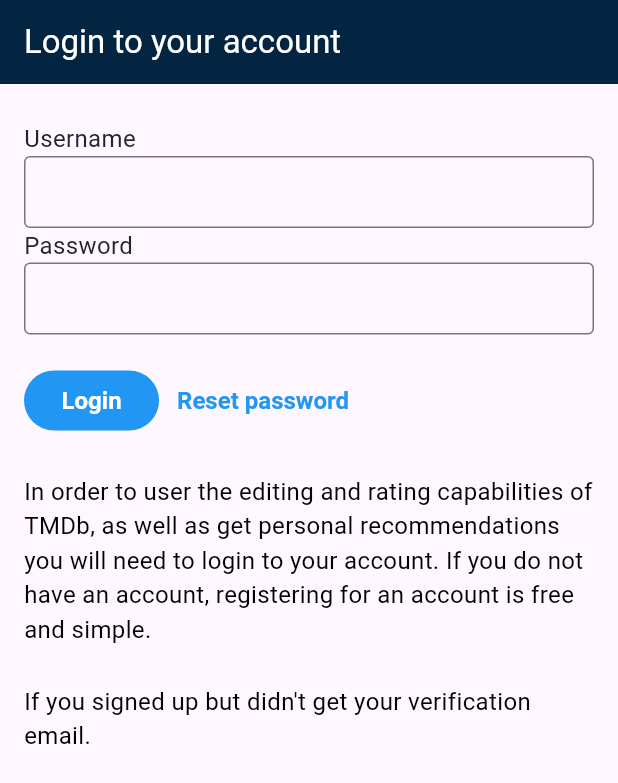
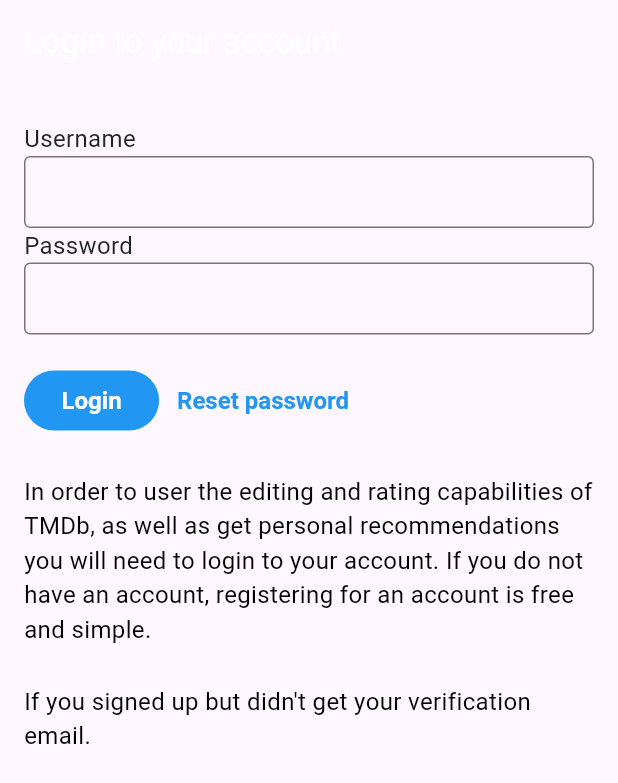
Before and after one commit to THE-STANLEY/themoviedb, a Flutter app: the screen it shows after launch, on a phone screen of 412 x 824 dp. Shown: the top 783 px of the screen. Run offline on Flutter 3.47's test engine with Material 3 defaults, Android fonts, the phone set to English and light mode, and no system bars.

```diff
--- a/lib/main.dart
+++ b/lib/main.dart
@@ -1,11 +1,13 @@
 import 'package:flutter/material.dart';
+import 'package:themoviedb/Theme/app_colors.dart';
 import 'package:themoviedb/widgets/auth/auth_widget.dart';
+import 'package:themoviedb/widgets/main_screen/main_screen_widget.dart';
 
 void main() {
   runApp(const MyApp());
 }
 
-class MyApp extends StatelessWidget {
+class MyApp extends StatelessWidget{
   const MyApp({super.key});
 
   @override
@@ -14,10 +16,19 @@ class MyApp extends StatelessWidget {
       title: 'themoviedb',
       theme: ThemeData(
         appBarTheme: const AppBarTheme(
-          backgroundColor: Color.fromRGBO(3, 37, 65, 1)
+          backgroundColor: AppColors.mainDarkBlue,
+        ),
+        bottomNavigationBarTheme: const BottomNavigationBarThemeData(
+          backgroundColor: AppColors.mainDarkBlue,
+          selectedItemColor: Colors.white,
+          unselectedItemColor: Colors.grey,
         ),
       ),
-      home: const AuthWidget(),
+      routes: {
+        '/auth': (context) => const AuthWidget(),
+        '/main_screen': (context) => const MainScreenWidget(),
+      },
+      initialRoute: '/auth',
     );
   }
 }
```
